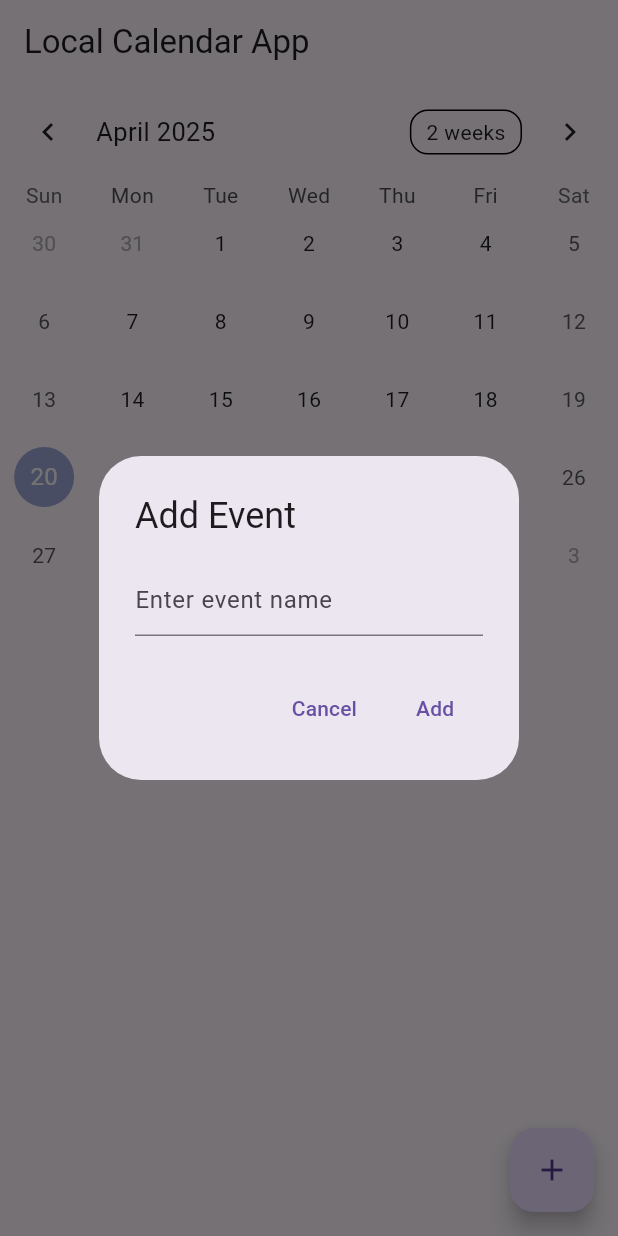
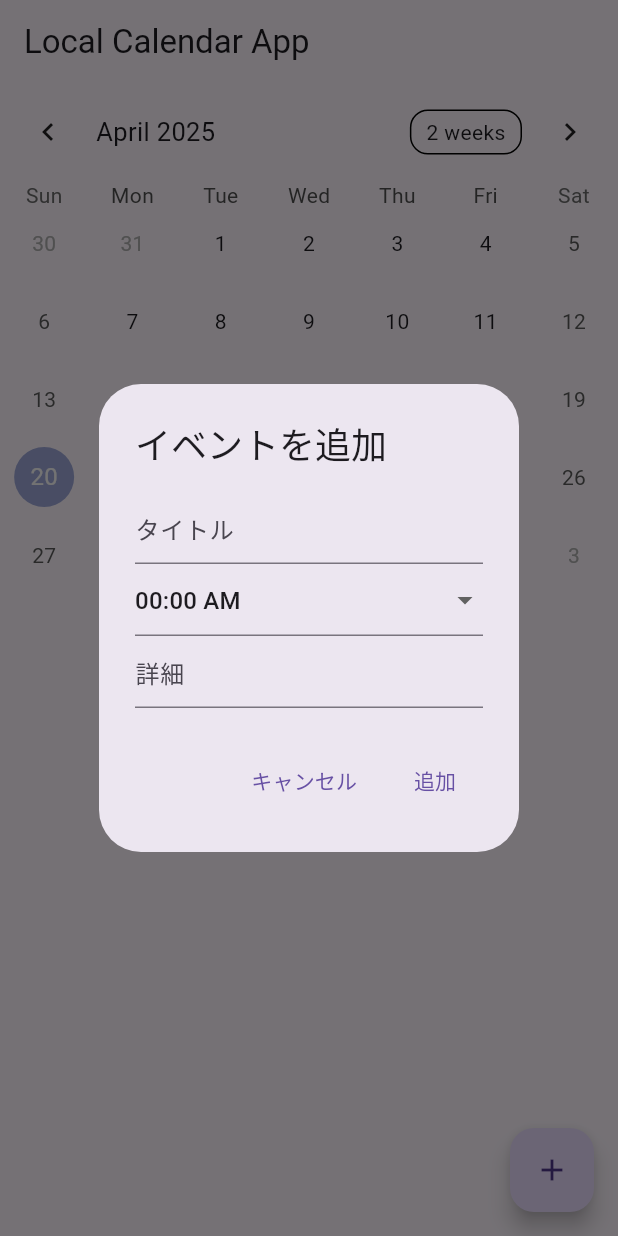
Before and after one commit to Yossy4131/CalendarApp, a Flutter app: the screen it shows after launch, after a tap on the "add" icon, on a phone screen of 412 x 824 dp. Run offline on Flutter 3.47's test engine with Material 3 defaults, Android fonts, the phone set to English and light mode, and no system bars; drawn by our look-alikes of table_calendar; our stand-ins replace shared_preferences.

Commit message:
change app fgr local and JP language

```diff
--- a/calendarapp/lib/main.dart
+++ b/calendarapp/lib/main.dart
@@ -32,7 +32,35 @@ class CalendarPage extends StatefulWidget {
 class _CalendarPageState extends State<CalendarPage> {
   DateTime _focusedDay = DateTime.now();
   DateTime? _selectedDay;
-  Map<String, List<String>> _events = {};
+  Map<String, List<Map<String, String>>> _events = {};
+  String? _selectedTime; // ドロップダウンで選択された時間
+
+  final List<String> _timeOptions = [
+    '00:00 AM',
+    '01:00 AM',
+    '02:00 AM',
+    '03:00 AM',
+    '04:00 AM',
+    '05:00 AM',
+    '06:00 AM',
+    '07:00 AM',
+    '08:00 AM',
+    '09:00 AM',
+    '10:00 AM',
+    '11:00 AM',
+    '12:00 PM',
+    '01:00 PM',
+    '02:00 PM',
+    '03:00 PM',
+    '04:00 PM',
+    '05:00 PM',
+    '06:00 PM',
+    '07:00 PM',
+    '08:00 PM',
+    '09:00 PM',
+    '10:00 PM',
+    '11:00 PM',
+  ];
 
   @override
   void initState() {
@@ -45,9 +73,9 @@ class _CalendarPageState extends State<CalendarPage> {
     final storedEvents = prefs.getString('events');
     if (storedEvents != null) {
       setState(() {
-        _events = Map<String, List<String>>.from(
+        _events = Map<String, List<Map<String, String>>>.from(
           jsonDecode(storedEvents).map((key, value) =>
-              MapEntry(key, List<String>.from(value as List<dynamic>))),
+              MapEntry(key, List<Map<String, String>>.from(value as List))),
         );
       });
     }
@@ -58,12 +86,16 @@ class _CalendarPageState extends State<CalendarPage> {
     await prefs.setString('events', jsonEncode(_events));
   }
 
-  void _addEvent(String event) {
+  void _addEvent(String title, String time, String details) {
     final key = _selectedDay.toString().split(' ')[0];
     if (_events[key] == null) {
       _events[key] = [];
     }
-    _events[key]!.add(event);
+    _events[key]!.add({
+      'title': title,
+      'time': time,
+      'details': details,
+    });
     _saveEvents();
     setState(() {});
   }
@@ -96,7 +128,11 @@ class _CalendarPageState extends State<CalendarPage> {
           Expanded(
             child: ListView(
               children: (_events[_selectedDay.toString().split(' ')[0]] ?? [])
-                  .map((event) => ListTile(title: Text(event)))
+                  .map((event) => ListTile(
+                        title: Text(event['title'] ?? ''),
+                        subtitle: Text(
+                            '${event['time'] ?? ''}\n${event['details'] ?? ''}'),
+                      ))
                   .toList(),
             ),
           ),
@@ -104,28 +140,73 @@ class _CalendarPageState extends State<CalendarPage> {
       ),
       floatingActionButton: FloatingActionButton(
         onPressed: () {
-          final controller = TextEditingController();
+          final titleController = TextEditingController();
+          final detailsController = TextEditingController();
+          _selectedTime = _timeOptions.first; // 初期値を設定
           showDialog(
             context: context,
             builder: (context) => AlertDialog(
-              title: const Text('Add Event'),
-              content: TextField(
-                controller: controller,
-                decoration: const InputDecoration(hintText: 'Enter event name'),
+              title: const Text('イベントを追加'),
+              content: Column(
+                mainAxisSize: MainAxisSize.min,
+                children: [
+                  TextField(
+                    controller: titleController,
+                    decoration: const InputDecoration(hintText: 'タイトル'),
+                  ),
+                  DropdownButtonFormField<String>(
+                    value: _selectedTime,
+                    items: _timeOptions
+                        .map((time) => DropdownMenuItem(
+                              value: time,
+                              child: Text(time),
+                            ))
+                        .toList(),
+                    onChanged: (value) {
+                      setState(() {
+                        _selectedTime = value;
+                      });
+                    },
+                    decoration: const InputDecoration(hintText: '時間'),
+                  ),
+                  TextField(
+                    controller: detailsController,
+                    decoration: const InputDecoration(hintText: '詳細'),
+                  ),
+                ],
               ),
               actions: [
                 TextButton(
                   onPressed: () => Navigator.pop(context),
-                  child: const Text('Cancel'),
+                  child: const Text('キャンセル'),
                 ),
                 TextButton(
                   onPressed: () {
-                    if (controller.text.isNotEmpty) {
-                      _addEvent(controller.text);
+                    if (titleController.text.isEmpty) {
+                      showDialog(
+                        context: context,
+                        builder: (context) => AlertDialog(
+                          title: const Text('エラー'),
+                          content: const Text('タイトルを入力してください。'),
+                          actions: [
+                            TextButton(
+                              onPressed: () => Navigator.pop(context),
+                              child: const Text('OK'),
+                            ),
+                          ],
+                        ),
+                      );
+                    } else if (_selectedTime != null &&
+                        detailsController.text.isNotEmpty) {
+                      _addEvent(
+                        titleController.text,
+                        _selectedTime!,
+                        detailsController.text,
+                      );
+                      Navigator.pop(context);
                     }
-                    Navigator.pop(context);
                   },
-                  child: const Text('Add'),
+                  child: const Text('追加'),
                 ),
               ],
             ),
```
